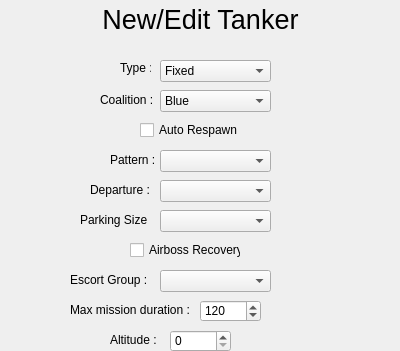
Qt form Templateator2000/Windows/TankerWindow.ui (JTFF-applications/Templateator2000) before a commit; both pictures show x 0 to 400 and y 0 to 351 of the 400 by 720 pixel window.
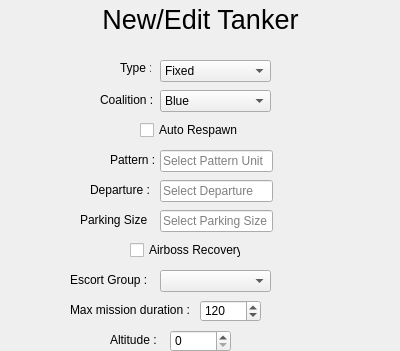
The same form after that commit.

Commit message: Windows: Update Tanker departure and parking widgets

The edit to the form file:
```diff
--- a/Templateator2000/Windows/TankerWindow.ui
+++ b/Templateator2000/Windows/TankerWindow.ui
@@ -175,19 +175,6 @@
     <string>Pattern :</string>
    </property>
   </widget>
-  <widget class="QComboBox" name="pattern">
-   <property name="geometry">
-    <rect>
-     <x>160</x>
-     <y>150</y>
-     <width>111</width>
-     <height>22</height>
-    </rect>
-   </property>
-   <property name="placeholderText">
-    <string>Select Unit</string>
-   </property>
-  </widget>
   <widget class="QLabel" name="departure_label">
    <property name="geometry">
     <rect>
@@ -201,19 +188,6 @@
     <string>Departure :</string>
    </property>
   </widget>
-  <widget class="QComboBox" name="departure">
-   <property name="geometry">
-    <rect>
-     <x>160</x>
-     <y>180</y>
-     <width>111</width>
-     <height>22</height>
-    </rect>
-   </property>
-   <property name="placeholderText">
-    <string>Select Departure</string>
-   </property>
-  </widget>
   <widget class="QLabel" name="parking_size_label">
    <property name="geometry">
     <rect>
@@ -227,19 +201,6 @@
     <string>Parking Size :</string>
    </property>
   </widget>
-  <widget class="QComboBox" name="parking_size">
-   <property name="geometry">
-    <rect>
-     <x>160</x>
-     <y>210</y>
-     <width>111</width>
-     <height>22</height>
-    </rect>
-   </property>
-   <property name="placeholderText">
-    <string>Select Parking</string>
-   </property>
-  </widget>
   <widget class="QCheckBox" name="airboss_recovery">
    <property name="geometry">
     <rect>
@@ -253,19 +214,6 @@
     <string>Airboss Recovery</string>
    </property>
   </widget>
-  <widget class="QComboBox" name="escort">
-   <property name="geometry">
-    <rect>
-     <x>160</x>
-     <y>270</y>
-     <width>111</width>
-     <height>22</height>
-    </rect>
-   </property>
-   <property name="placeholderText">
-    <string>Select Escort</string>
-   </property>
-  </widget>
   <widget class="QLabel" name="escort_label">
    <property name="geometry">
     <rect>
@@ -637,6 +585,67 @@
     <number>1</number>
    </property>
   </widget>
+  <widget class="QLineEdit" name="departure">
+   <property name="geometry">
+    <rect>
+     <x>160</x>
+     <y>180</y>
+     <width>113</width>
+     <height>22</height>
+    </rect>
+   </property>
+   <property name="text">
+    <string/>
+   </property>
+   <property name="placeholderText">
+    <string>Select Departure</string>
+   </property>
+  </widget>
+  <widget class="QLineEdit" name="pattern">
+   <property name="geometry">
+    <rect>
+     <x>160</x>
+     <y>150</y>
+     <width>113</width>
+     <height>22</height>
+    </rect>
+   </property>
+   <property name="text">
+    <string/>
+   </property>
+   <property name="placeholderText">
+    <string>Select Pattern Unit</string>
+   </property>
+  </widget>
+  <widget class="QLineEdit" name="parking_size">
+   <property name="geometry">
+    <rect>
+     <x>160</x>
+     <y>210</y>
+     <width>113</width>
+     <height>22</height>
+    </rect>
+   </property>
+   <property name="text">
+    <string/>
+   </property>
+   <property name="placeholderText">
+    <string>Select Parking Size</string>
+   </property>
+  </widget>
+  <widget class="QComboBox" name="escort">
+   <property name="geometry">
+    <rect>
+     <x>160</x>
+     <y>270</y>
+     <width>111</width>
+     <height>22</height>
+    </rect>
+   </property>
+   <property name="placeholderText">
+    <string>Select Escort</string>
+   </property>
+  </widget>
  </widget>
  <layoutdefault spacing="6" margin="11"/>
  <resources/>
```
The commit also changes 3 other files.
